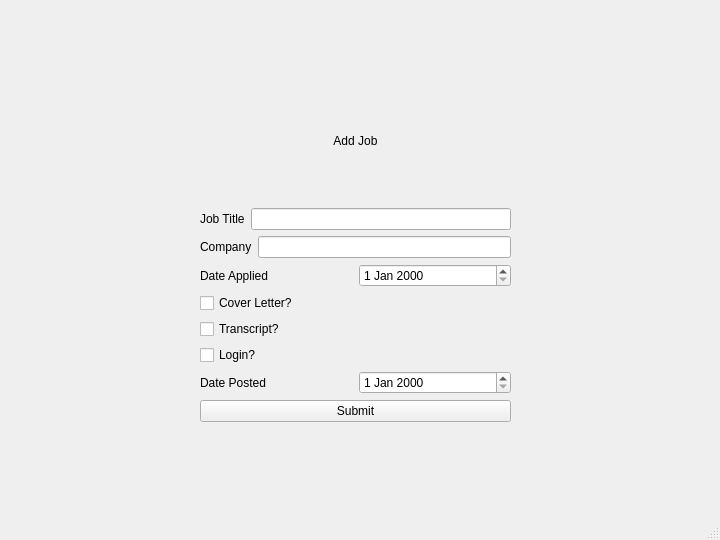
frenchcokes/Job-Tracker, file mainwindow.ui: the form before one commit.
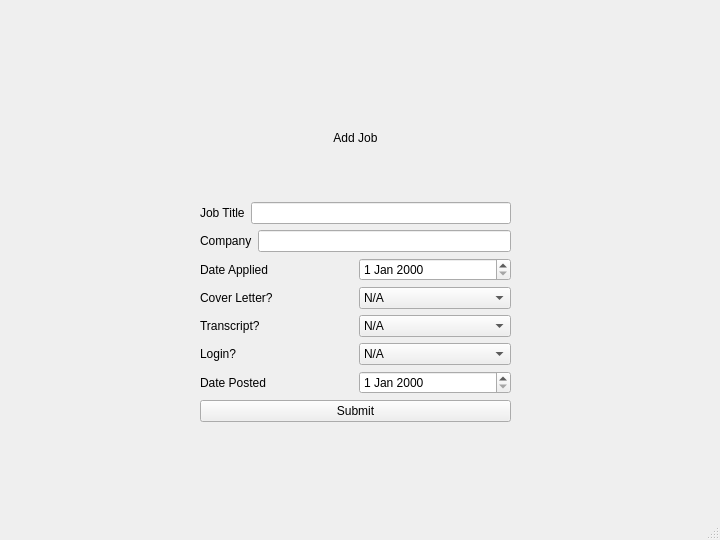
The form after the commit.

The edit to the form file:
```diff
--- a/mainwindow.ui
+++ b/mainwindow.ui
@@ -77,32 +77,104 @@
       </layout>
      </item>
      <item>
-      <widget class="QCheckBox" name="isCoverLetterCheckBox">
+      <layout class="QHBoxLayout" name="row_4">
+       <item>
+        <widget class="QLabel" name="coverLetterLabel">
        <property name="text">
         <string>Cover Letter?</string>
        </property>
       </widget>
      </item>
      <item>
-      <widget class="QCheckBox" name="isTranscriptCheckBox">
+        <widget class="QComboBox" name="coverLetterComboBox">
+         <property name="currentIndex">
+          <number>2</number>
+         </property>
+         <item>
+          <property name="text">
+           <string>Yes</string>
+          </property>
+         </item>
+         <item>
+          <property name="text">
+           <string>No</string>
+          </property>
+         </item>
+         <item>
+          <property name="text">
+           <string>N/A</string>
+          </property>
+         </item>
+        </widget>
+       </item>
+      </layout>
+     </item>
+     <item>
+      <layout class="QHBoxLayout" name="row_5">
+       <item>
+        <widget class="QLabel" name="transcriptLabel">
        <property name="text">
         <string>Transcript?</string>
        </property>
       </widget>
      </item>
      <item>
-      <widget class="QCheckBox" name="isLoginCheckBox">
+        <widget class="QComboBox" name="transcriptComboBox">
+         <property name="currentIndex">
+          <number>2</number>
+         </property>
+         <item>
+          <property name="text">
+           <string>Yes</string>
+          </property>
+         </item>
+         <item>
+          <property name="text">
+           <string>No</string>
+          </property>
+         </item>
+         <item>
+          <property name="text">
+           <string>N/A</string>
+          </property>
+         </item>
+        </widget>
+       </item>
+      </layout>
+     </item>
+     <item>
+      <layout class="QHBoxLayout" name="row_6">
+       <item>
+        <widget class="QLabel" name="loginLabel">
        <property name="text">
         <string>Login?</string>
        </property>
-       <property name="checked">
-        <bool>false</bool>
-       </property>
-       <property name="tristate">
-        <bool>false</bool>
-       </property>
-      </widget>
-     </item>
+        </widget>
+       </item>
+       <item>
+        <widget class="QComboBox" name="loginComboBox">
+         <property name="currentIndex">
+          <number>2</number>
+         </property>
+         <item>
+          <property name="text">
+           <string>Yes</string>
+          </property>
+         </item>
+         <item>
+          <property name="text">
+           <string>No</string>
+          </property>
+         </item>
+         <item>
+          <property name="text">
+           <string>N/A</string>
+          </property>
+         </item>
+        </widget>
+       </item>
+      </layout>
+     </item>
      <item>
       <layout class="QHBoxLayout" name="row4">
        <item>
```
Left out of the diff: 10 changed lines with no effect on the pictures. Lines whose indentation alone changed are shown as unchanged.
